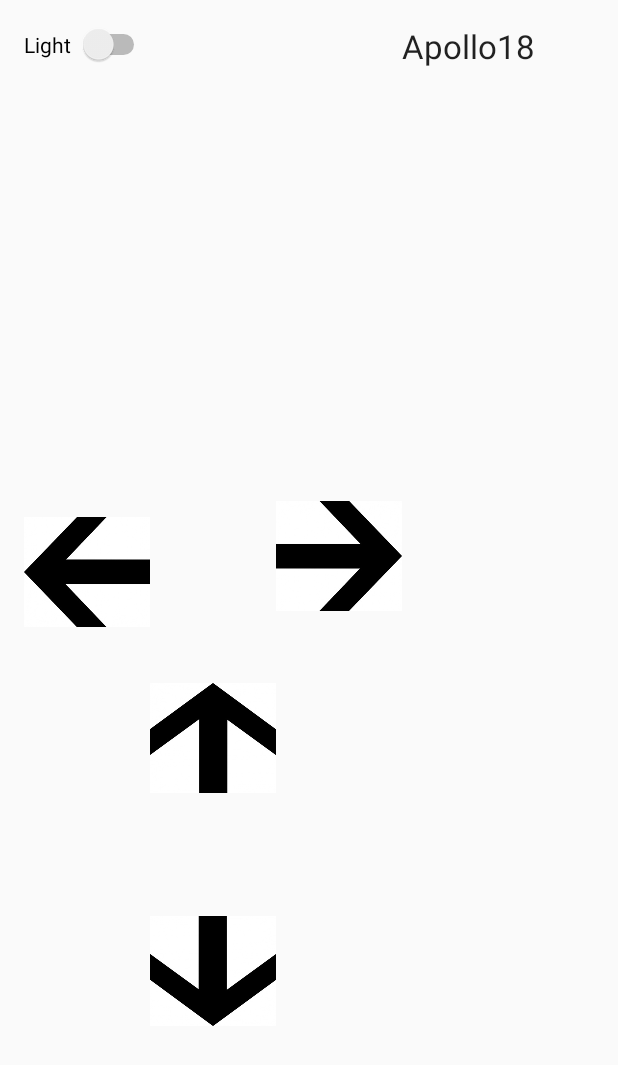
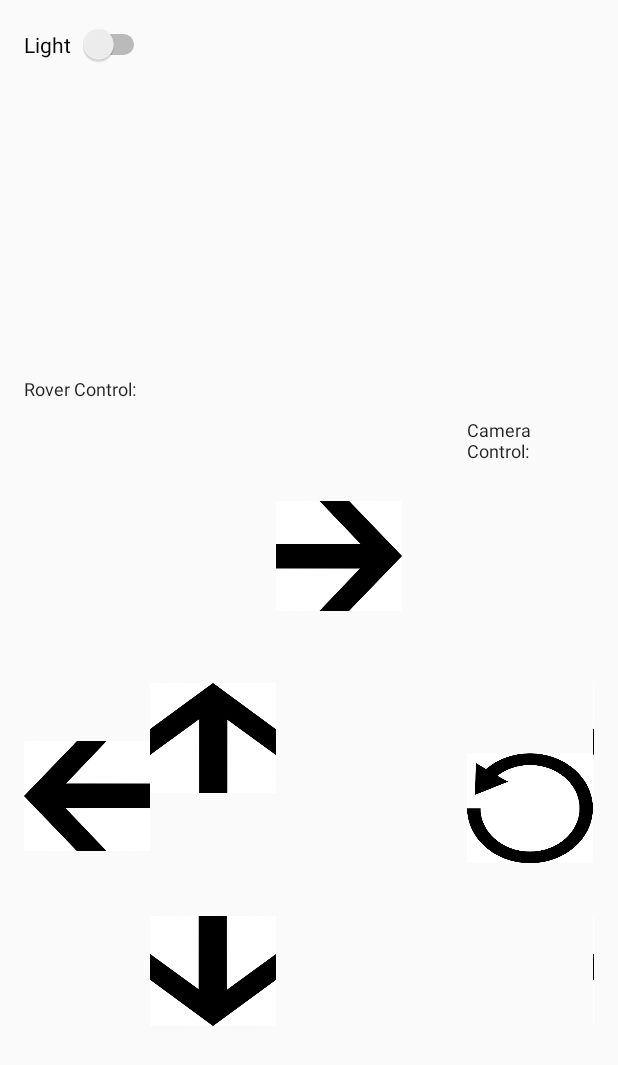
Before and after one commit to zniedl-bbc/MarsroverAPP, an Android app: the layout activity_hud.xml on its own in the app's theme, with its tools: preview values and no code run, on a phone screen of 412 x 824 dp. Shown: the top 1065 px of the screen. Run offline under Robolectric (Android 15) with nearby library versions, the light colour scheme and no system bars.

Commit message:
HUD second part

```diff
--- a/app/src/main/java/bbcag/ch/myapplication/MainActivity.java
+++ b/app/src/main/java/bbcag/ch/myapplication/MainActivity.java
@@ -12,17 +12,16 @@ public class MainActivity extends AppCompatActivity implements View.OnClickListe
     protected void onCreate(Bundle savedInstanceState) {
         super.onCreate(savedInstanceState);
         setContentView(R.layout.activity_main);
-<<<<<<< HEAD
-        changeToHUD();
+
+        Button exitButton = (Button) findViewById(R.id.button2);
+        exitButton.setOnClickListener(this);
+        Button startButton = (Button) findViewById(R.id.button);
+        startButton.setOnClickListener(this);
     }
 
     private void changeToHUD() {
         Intent intent = new Intent(this, HUDActivity.class);
         startActivity(intent);
-=======
-
-        Button exitButton = (Button) findViewById(R.id.button2);
-        exitButton.setOnClickListener(this);
     }
 
     @Override
@@ -30,9 +29,8 @@ public class MainActivity extends AppCompatActivity implements View.OnClickListe
         if (v.equals(findViewById(R.id.button2))) {
             System.exit(0);
         }
-        if (v.equals(findViewById(R.id.button))) ;
-            //TODO
-
->>>>>>> origin/master
+        if (v.equals(findViewById(R.id.button))) {
+            changeToHUD();
+        }
     }
 }
--- a/app/src/main/res/layout/activity_hud.xml
+++ b/app/src/main/res/layout/activity_hud.xml
@@ -34,9 +34,23 @@
 
             <Space
                 android:layout_width="match_parent"
-                android:layout_height="110dp"
+                android:layout_height="43dp"
                 android:id="@+id/Spacer1"
-                android:layout_weight="0.33" />
+                android:layout_weight="0.26" />
+
+            <TextView
+                android:layout_width="match_parent"
+                android:layout_height="wrap_content"
+                android:textAppearance="?android:attr/textAppearanceLarge"
+                android:text="Rover Control:"
+                android:id="@+id/textView"
+                android:layout_weight="0.10"
+                android:textSize="12dp" />
+
+            <Space
+                android:layout_width="match_parent"
+                android:layout_height="wrap_content"
+                android:layout_weight="0.26" />
 
             <ImageButton
                 android:layout_width="84dp"
@@ -106,14 +120,99 @@
             android:orientation="vertical"
             android:layout_width="wrap_content"
             android:layout_height="match_parent"
-            android:id="@+id/LayoutTitle">
+            android:weightSum="1">
+
+            <Space
+                android:layout_width="43dp"
+                android:layout_height="20px"
+                android:layout_weight="0.10" />
+        </LinearLayout>
+
+        <LinearLayout
+            android:orientation="vertical"
+            android:layout_width="wrap_content"
+            android:layout_height="match_parent"
+            android:id="@+id/linearLayout"
+            android:weightSum="1" >
+
+            <Space
+                android:layout_width="match_parent"
+                android:layout_height="43dp"
+                android:id="@+id/space"
+                android:layout_weight="0.34" />
 
             <TextView
-                android:layout_width="wrap_content"
+                android:layout_width="match_parent"
                 android:layout_height="wrap_content"
                 android:textAppearance="?android:attr/textAppearanceLarge"
-                android:text="Apollo18"
-                android:id="@+id/textView" />
+                android:text="Camera Control:"
+                android:id="@+id/textView2"
+                android:layout_weight="0.15"
+                android:textSize="12dp" />
+
+            <Space
+                android:layout_width="match_parent"
+                android:layout_height="wrap_content"
+                android:layout_weight="0.15" />
+
+            <ImageButton
+                android:layout_width="84dp"
+                android:layout_height="73dp"
+                android:id="@+id/imageButton"
+                android:background="@mipmap/turnleftarrow" />
+        </LinearLayout>
+
+        <LinearLayout
+            android:orientation="vertical"
+            android:layout_width="wrap_content"
+            android:layout_height="match_parent"
+            android:weightSum="1"
+            android:id="@+id/linearLayout2" >
+
+            <Space
+                android:layout_width="80dp"
+                android:layout_height="57dp"
+                android:id="@+id/space2"
+                android:layout_weight="0.65" />
+
+            <ImageButton
+                android:layout_width="84dp"
+                android:layout_height="73dp"
+                android:id="@+id/imageButton2"
+                android:background="@mipmap/forwardarrow" />
+
+            <Space
+                android:layout_width="match_parent"
+                android:layout_height="wrap_content"
+                android:layout_weight="0.14"
+                android:id="@+id/space3" />
+
+            <ImageButton
+                android:layout_width="84dp"
+                android:layout_height="73dp"
+                android:id="@+id/imageButton3"
+                android:background="@mipmap/backwardarrow" />
+        </LinearLayout>
+
+        <LinearLayout
+            android:orientation="vertical"
+            android:layout_width="wrap_content"
+            android:layout_height="match_parent"
+            android:weightSum="1"
+            android:id="@+id/linearLayout3" >
+
+            <Space
+                android:layout_width="match_parent"
+                android:layout_height="138dp"
+                android:id="@+id/space4"
+                android:layout_weight="0.31" />
+
+            <ImageButton
+                android:layout_width="84dp"
+                android:layout_height="73dp"
+                android:id="@+id/imageButton4"
+                android:background="@mipmap/turnrightarrow"
+                android:adjustViewBounds="true" />
         </LinearLayout>
 
     </LinearLayout>
```
Also changed, not shown: app/src/main/res/drawable/turnleftarrow.jpg (added), app/src/main/res/drawable/turnrightarrow.jpg (added), app/src/main/res/mipmap-hdpi/turnleftarrow.jpg (added), app/src/main/res/mipmap-hdpi/turnrightarrow.jpg (added).
